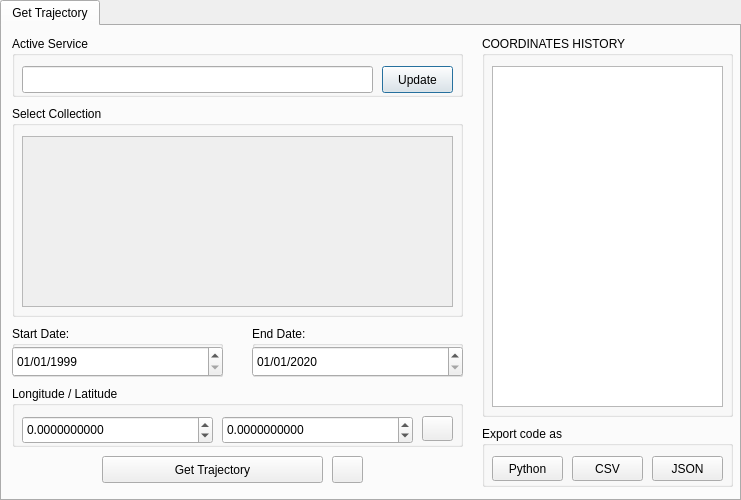
This is wlts_plugin/wlts_qgis_dialog_base.ui in brazil-data-cube/wlts-qgis as Qt 5 draws it before an edit. The edited form follows.
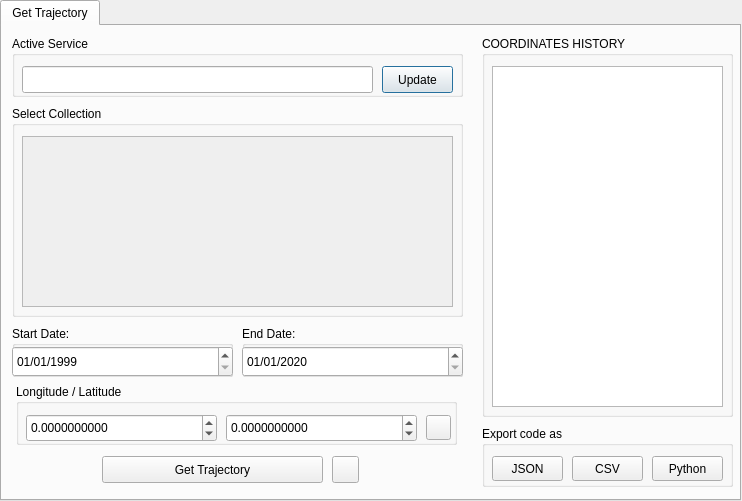
This is the edited form.

The edit to the form file:
```diff
--- a/wlts_plugin/wlts_qgis_dialog_base.ui
+++ b/wlts_plugin/wlts_qgis_dialog_base.ui
@@ -6,8 +6,8 @@
    <rect>
     <x>0</x>
     <y>0</y>
-    <width>741</width>
-    <height>500</height>
+    <width>742</width>
+    <height>501</height>
    </rect>
   </property>
   <property name="windowTitle">
@@ -161,7 +161,7 @@
      <widget class="QPushButton" name="export_as_json">
       <property name="geometry">
        <rect>
-        <x>170</x>
+        <x>10</x>
         <y>30</y>
         <width>71</width>
         <height>25</height>
@@ -197,7 +197,7 @@
      <widget class="QPushButton" name="export_as_python">
       <property name="geometry">
        <rect>
-        <x>10</x>
+        <x>170</x>
         <y>30</y>
         <width>71</width>
         <height>25</height>
@@ -213,7 +213,7 @@
       <rect>
        <x>10</x>
        <y>300</y>
-       <width>211</width>
+       <width>221</width>
        <height>51</height>
       </rect>
      </property>
@@ -225,7 +225,7 @@
        <rect>
         <x>0</x>
         <y>20</y>
-        <width>211</width>
+        <width>221</width>
         <height>31</height>
        </rect>
       </property>
@@ -247,9 +247,9 @@
     <widget class="QGroupBox" name="end_date_group">
      <property name="geometry">
       <rect>
-       <x>250</x>
+       <x>240</x>
        <y>300</y>
-       <width>211</width>
+       <width>221</width>
        <height>51</height>
       </rect>
      </property>
@@ -261,7 +261,7 @@
        <rect>
         <x>0</x>
         <y>20</y>
-        <width>211</width>
+        <width>221</width>
         <height>31</height>
        </rect>
       </property>
@@ -298,7 +298,7 @@
       <rect>
        <x>330</x>
        <y>430</y>
-       <width>31</width>
+       <width>27</width>
        <height>27</height>
       </rect>
      </property>
@@ -309,9 +309,9 @@
     <widget class="QGroupBox" name="longitude_latitude_group">
      <property name="geometry">
       <rect>
-       <x>10</x>
-       <y>360</y>
-       <width>451</width>
+       <x>14</x>
+       <y>358</y>
+       <width>441</width>
        <height>61</height>
       </rect>
      </property>
@@ -366,8 +366,8 @@
       <property name="geometry">
        <rect>
         <x>410</x>
-        <y>30</y>
-        <width>31</width>
+        <y>31</y>
+        <width>25</width>
         <height>25</height>
        </rect>
       </property>
```
Left out of the diff: 8 changed lines with no effect on the pictures.
